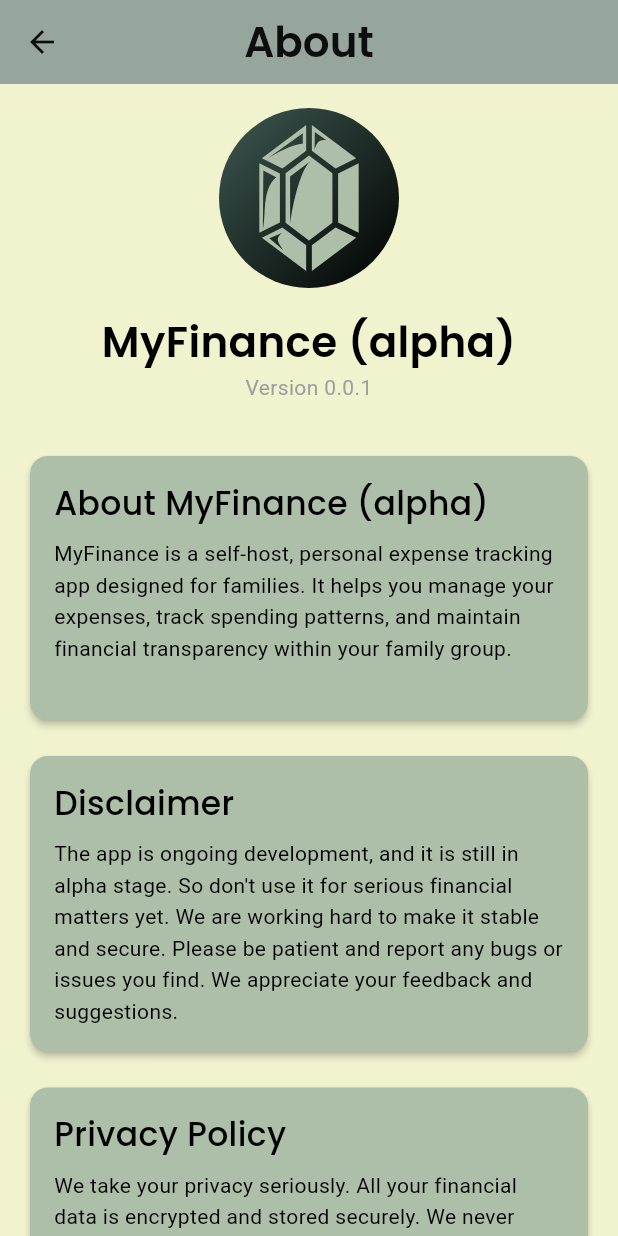
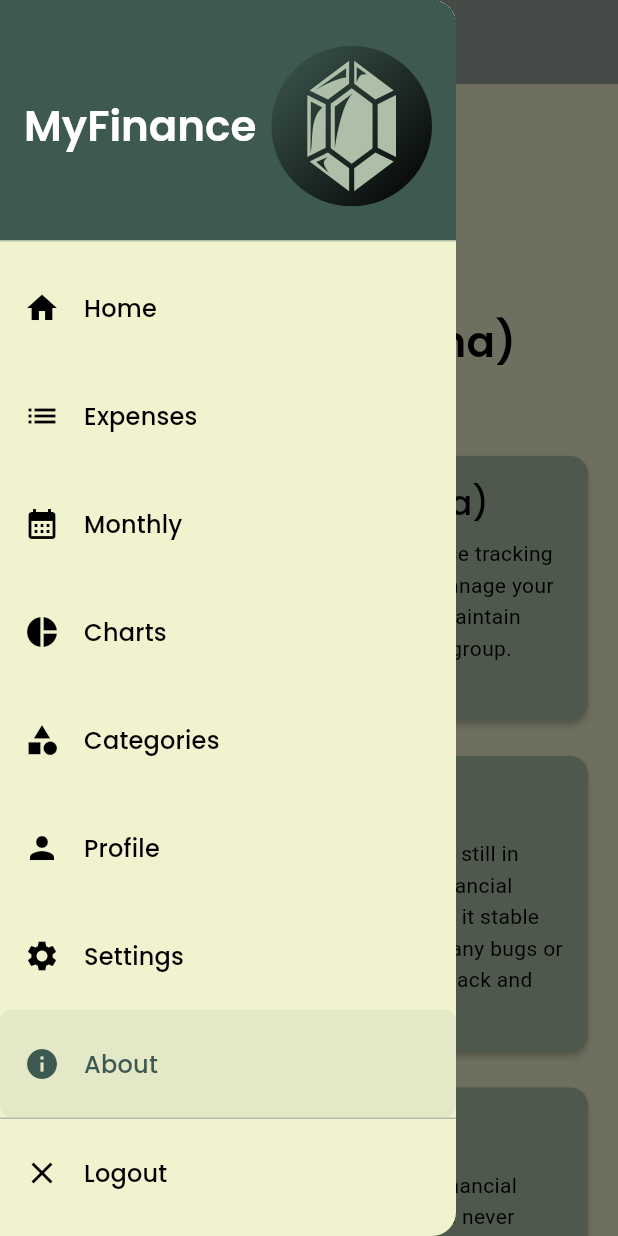
Before and after one commit to sonnguyen9800/MyFinance_Client_Mobile, a Flutter app: the AboutView screen opened by its route, with the side drawer open (before the commit the screen has no drawer), on a phone screen of 412 x 824 dp. Run offline on Flutter 3.47's test engine with Material 3 defaults, Android fonts, the phone set to English and light mode, and no system bars; our stand-ins replace connectivity_plus, dio, fl_chart, flutter_colorpicker, flutter_secure_storage, flutter_svg and 5 more; missing offline and left inert: flutter_iconpicker; accounts and stored records are empty; network calls fail.

Commit message:
+ Handle window ui view

```diff
--- a/lib/views/about_view.dart
+++ b/lib/views/about_view.dart
@@ -1,9 +1,11 @@
 import 'package:flutter/material.dart';
 import 'package:flutter_svg/svg.dart';
+import 'package:get/get.dart';
 import 'package:myfinance_client_flutter/config/theme/app_colors.dart';
 import 'package:myfinance_client_flutter/config/theme/app_typography.dart';
 import 'package:url_launcher/url_launcher.dart';
-import 'package:get/get.dart';
+
+import 'widget/app_shell.dart';
 
 class AboutView extends StatelessWidget {
   const AboutView({super.key});
@@ -31,9 +33,10 @@ class AboutView extends StatelessWidget {
 
   @override
   Widget build(BuildContext context) {
-    return Scaffold(
-      appBar: AppBar(
+    return AppShell(
+      appBarBuilder: (isPermanentNavigation) => AppBar(
         backgroundColor: Theme.of(context).colorScheme.secondary,
+        automaticallyImplyLeading: !isPermanentNavigation,
         title: Text('About',
             style: AppTypography.textTheme.headlineMedium!
                 .copyWith(color: AppColors.primaryDark)),
@@ -88,7 +91,7 @@ class AboutView extends StatelessWidget {
                 'Website: www.sonnguyen9800.com',
           ),
           const SizedBox(height: 32),
-          _buildExtraInfoCard(title: "More"),
+          _buildExtraInfoCard(title: 'More'),
           Text(
             ' 2024 MyFinance. All rights reserved.',
             style: AppTypography.textTheme.bodyMedium!.copyWith(
@@ -143,7 +146,7 @@ class AboutView extends StatelessWidget {
                 TextButton(
                   onPressed: () {
                     _launchUrl(
-                        "https://github.com/sonnguyen9800/MyFinance_Client_Mobile");
+                        'https://github.com/sonnguyen9800/MyFinance_Client_Mobile');
                   },
                   child: SvgPicture.asset(
                     'assets/github-mark.svg',
@@ -157,7 +160,7 @@ class AboutView extends StatelessWidget {
                 ),
                 TextButton(
                   onPressed: () {
-                    _launchUrl("https://www.linkedin.com/in/sonnguyen9800/");
+                    _launchUrl('https://www.linkedin.com/in/sonnguyen9800/');
                   },
                   child: SvgPicture.asset(
                     'assets/iconmonstr-linkedin-3.svg',
@@ -171,9 +174,9 @@ class AboutView extends StatelessWidget {
                 ),
                 TextButton(
                   onPressed: () {
-                    _launchUrl("https://www.sonnguyen9800.com");
+                    _launchUrl('https://www.sonnguyen9800.com');
                   },
-                  child: Icon(
+                  child: const Icon(
                     Icons.home,
                     color: AppColors.primary,
                   ),
--- /dev/null
+++ b/lib/views/widget/app_navigation_drawer.dart
@@ -0,0 +1,159 @@
+import 'package:flutter/material.dart';
+import 'package:flutter_svg/flutter_svg.dart';
+import 'package:get/get.dart';
+import 'package:package_info_plus/package_info_plus.dart';
+
+import '../../config/theme/app_colors.dart';
+import '../../config/theme/app_typography.dart';
+import '../../controllers/auth_controller.dart';
+
+class AppNavigationDrawer extends StatefulWidget {
+  const AppNavigationDrawer({super.key, this.closeOnNavigate = false});
+
+  final bool closeOnNavigate;
+
+  @override
+  State<AppNavigationDrawer> createState() => _AppNavigationDrawerState();
+}
+
+class _AppNavigationDrawerState extends State<AppNavigationDrawer> {
+  final AuthController _authController = Get.find<AuthController>();
+  PackageInfo? _packageInfo;
+
+  @override
+  void initState() {
+    super.initState();
+    _loadPackageInfo();
+  }
+
+  Future<void> _loadPackageInfo() async {
+    try {
+      final info = await PackageInfo.fromPlatform();
+      if (mounted) {
+        setState(() => _packageInfo = info);
+      }
+    } catch (_) {
+      // Package info is optional; ignore failures (e.g., on web).
+    }
+  }
+
+  void _navigate(String route) {
+    if (widget.closeOnNavigate) {
+      Get.back();
+    }
+
+    if (Get.currentRoute != route) {
+      Get.offNamed(route);
+    }
+  }
+
+  @override
+  Widget build(BuildContext context) {
+    final versionLabel = _packageInfo?.version ?? '';
+
+    return ListView(
+      padding: EdgeInsets.zero,
+      children: [
+        DrawerHeader(
+          decoration: BoxDecoration(
+            color: Theme.of(context).colorScheme.primary,
+          ),
+          child: Row(
+            children: [
+              Text(
+                'MyFinance',
+                style: Theme.of(context).textTheme.headlineMedium?.copyWith(
+                      color: Theme.of(context).colorScheme.onPrimary,
+                    ),
+              ),
+              const SizedBox(width: 10),
+              Expanded(
+                child: SvgPicture.asset('assets/logo.svg'),
+              ),
+            ],
+          ),
+        ),
+        _buildNavItem(
+          icon: Icons.home,
+          label: 'Home',
+          route: '/home',
+        ),
+        _buildNavItem(
+          icon: Icons.list,
+          label: 'Expenses',
+          route: '/expenses',
+        ),
+        _buildNavItem(
+          icon: Icons.calendar_month,
+          label: 'Monthly',
+          route: '/monthly',
+        ),
+        _buildNavItem(
+          icon: Icons.pie_chart,
+          label: 'Charts',
+          route: '/chart',
+        ),
+        _buildNavItem(
+          icon: Icons.category,
+          label: 'Categories',
+          route: '/categories',
+        ),
+        _buildNavItem(
+          icon: Icons.person,
+          label: 'Profile',
+          route: '/profile',
+        ),
+        _buildNavItem(
+          icon: Icons.settings,
+          label: 'Settings',
+          route: '/settings',
+        ),
+        _buildNavItem(
+          icon: Icons.info,
+          label: 'About',
+          route: '/about',
+        ),
+        const Divider(),
+        ListTile(
+          leading: const Icon(Icons.close),
+          title: Text(
+            'Logout',
+            style: AppTypography.textTheme.titleMedium,
+          ),
+          onTap: () {
+            if (widget.closeOnNavigate) {
+              Get.back();
+            }
+            _authController.logout();
+          },
+        ),
+        if (versionLabel.isNotEmpty)
+          ListTile(
+            leading: const Icon(Icons.info_outline),
+            title: Text(
+              'Version: $versionLabel',
+              style: AppTypography.textTheme.titleMedium,
+            ),
+          ),
+      ],
+    );
+  }
+
+  ListTile _buildNavItem({
+    required IconData icon,
+    required String label,
+    required String route,
+  }) {
+    final bool isSelected = Get.currentRoute == route;
+    return ListTile(
+      leading: Icon(icon),
+      title: Text(
+        label,
+        style: AppTypography.textTheme.titleMedium,
+      ),
+      selected: isSelected,
+      selectedTileColor: AppColors.accent.withOpacity(0.2),
+      onTap: () => _navigate(route),
+    );
+  }
+}
--- /dev/null
+++ b/lib/views/widget/app_shell.dart
@@ -0,0 +1,54 @@
+import 'package:flutter/foundation.dart' show kIsWeb;
+import 'package:flutter/material.dart';
+
+import 'app_navigation_drawer.dart';
+
+class AppShell extends StatelessWidget {
+  const AppShell({
+    super.key,
+    required this.body,
+    this.appBarBuilder,
+    this.floatingActionButton,
+  });
+
+  final Widget body;
+  final PreferredSizeWidget? Function(bool isPermanentNavigation)?
+      appBarBuilder;
+  final Widget? floatingActionButton;
+
+  @override
+  Widget build(BuildContext context) {
+    return LayoutBuilder(
+      builder: (context, constraints) {
+        final bool isPermanentNavigation = kIsWeb;
+        final navigation = AppNavigationDrawer(
+          closeOnNavigate: !isPermanentNavigation,
+        );
+
+        final scaffold = Scaffold(
+          appBar: appBarBuilder?.call(isPermanentNavigation),
+          drawer: isPermanentNavigation ? null : Drawer(child: navigation),
+          body: isPermanentNavigation
+              ? Row(
+                  crossAxisAlignment: CrossAxisAlignment.stretch,
+                  children: [
+                    ConstrainedBox(
+                      constraints: const BoxConstraints(maxWidth: 280),
+                      child: Container(
+                        color: Theme.of(context).colorScheme.surface,
+                        child: SafeArea(child: navigation),
+                      ),
+                    ),
+                    const VerticalDivider(width: 1),
+                    Expanded(child: SafeArea(child: body)),
+                  ],
+                )
+              : SafeArea(child: body),
+          floatingActionButton: floatingActionButton,
+        );
+
+        return scaffold;
+      },
+    );
+  }
+}
```
Also changed, not shown: lib/views/categories/category_view.dart (+10 -6 lines), lib/views/chart_view.dart (+7 -6 lines), lib/views/expense/expenses_view.dart (+14 -14 lines), lib/views/expense/monthly_view.dart (+29 -21 lines), lib/views/home_view.dart (+17 -151 lines), lib/views/profile_view.dart (+5 -2 lines), lib/views/settings_view.dart (+6 -3 lines).
